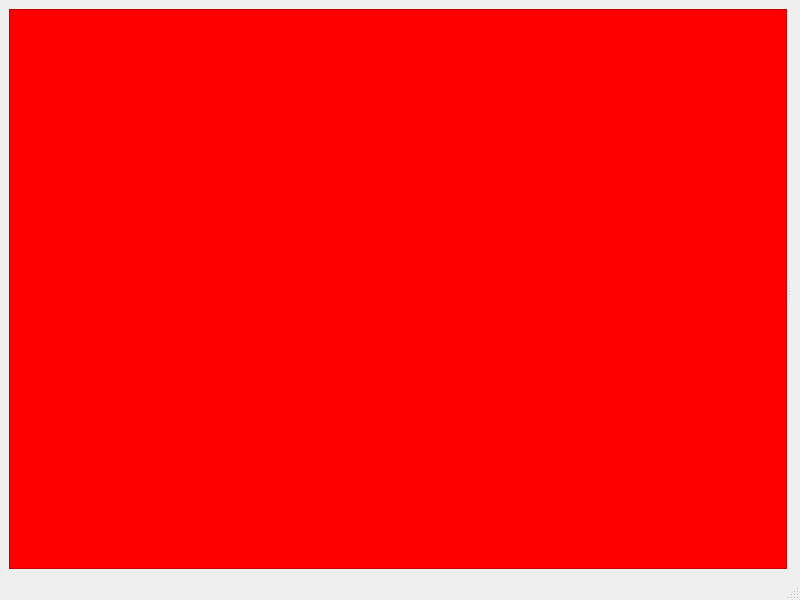
The window that applications/viewer/radiumViewer3/MainWindow.ui (T-PLAY/hub) describes before a commit, drawn with Qt 5.
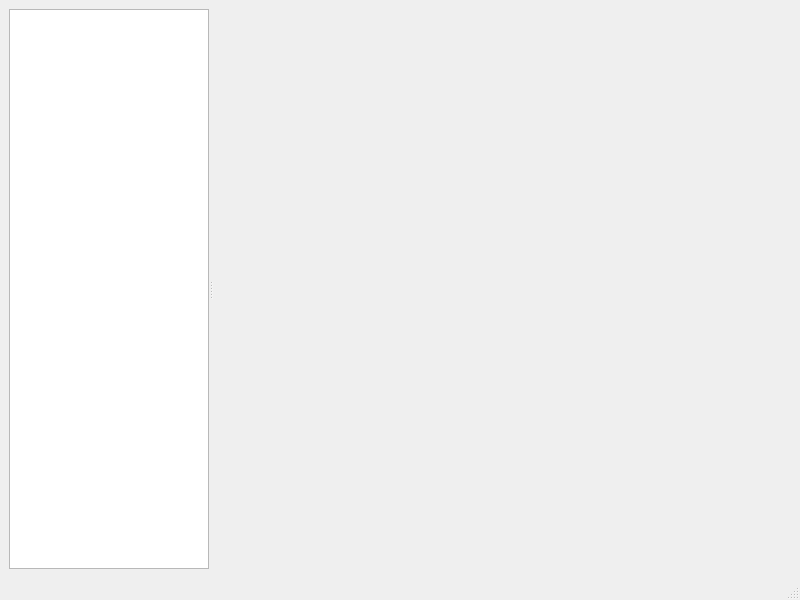
The same window after the commit.

What changed in the file:
```diff
--- a/applications/viewer/radiumViewer3/MainWindow.ui
+++ b/applications/viewer/radiumViewer3/MainWindow.ui
@@ -17,16 +17,34 @@
    <layout class="QVBoxLayout" name="verticalLayout">
     <item>
      <widget class="QSplitter" name="splitter">
+      <property name="sizePolicy">
+       <sizepolicy hsizetype="Preferred" vsizetype="Preferred">
+        <horstretch>0</horstretch>
+        <verstretch>0</verstretch>
+       </sizepolicy>
+      </property>
       <property name="orientation">
        <enum>Qt::Horizontal</enum>
       </property>
       <widget class="QListView" name="listView">
        <property name="sizePolicy">
-        <sizepolicy hsizetype="Maximum" vsizetype="Expanding">
+        <sizepolicy hsizetype="Preferred" vsizetype="Preferred">
          <horstretch>0</horstretch>
          <verstretch>0</verstretch>
         </sizepolicy>
        </property>
+       <property name="minimumSize">
+        <size>
+         <width>0</width>
+         <height>0</height>
+        </size>
+       </property>
+       <property name="maximumSize">
+        <size>
+         <width>200</width>
+         <height>16777215</height>
+        </size>
+       </property>
        <property name="baseSize">
         <size>
          <width>100</width>
@@ -34,7 +52,7 @@
         </size>
        </property>
        <property name="styleSheet">
-        <string notr="true">background-color: red</string>
+        <string notr="true"/>
        </property>
       </widget>
       <widget class="QWidget" name="verticalLayoutWidget">
```
Left out of the diff: 4 changed lines with no effect on the pictures.
